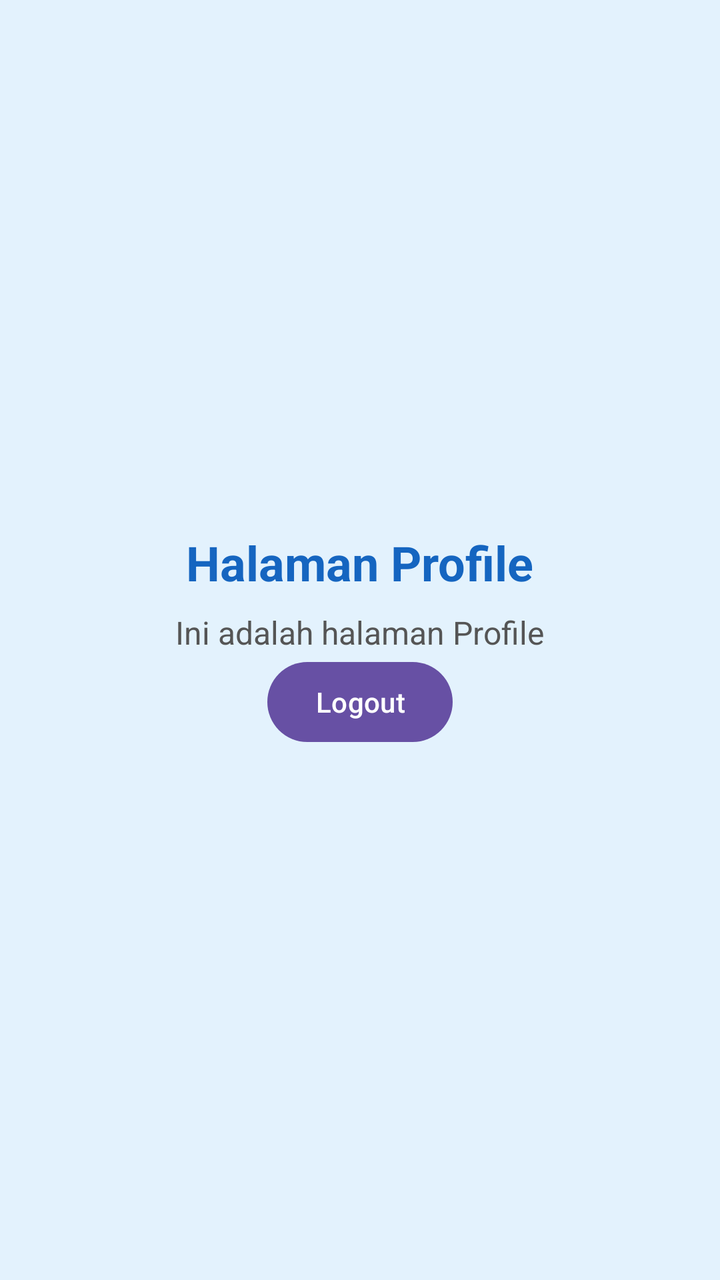
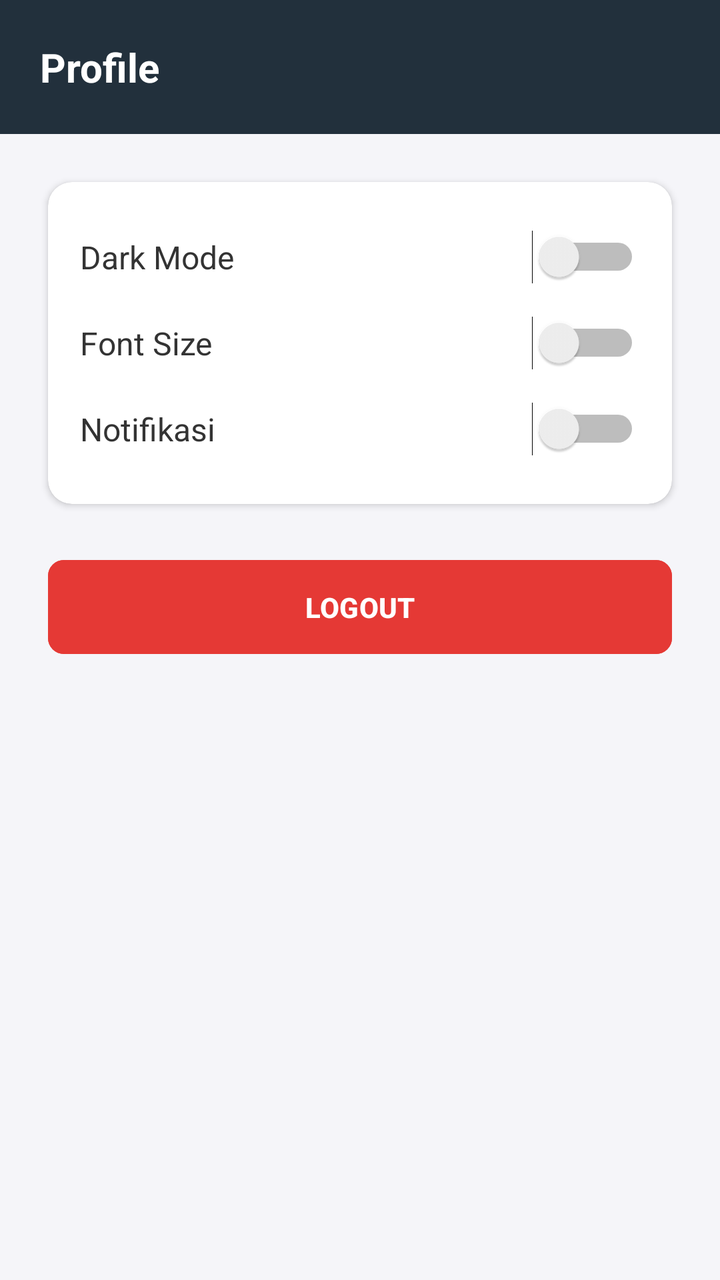

Compare the two renders of this Android layout. The source of the first and the diff that turns it into the second are given below.
<!-- AndroidManifest.xml: application theme Theme.CRUDMahasiswa -->
<!-- res/layout/fragment_profile.xml -->
<LinearLayout xmlns:android="http://schemas.android.com/apk/res/android"
    android:layout_width="match_parent"
    android:layout_height="match_parent"
    android:orientation="vertical"
    android:gravity="center"
    android:background="#E3F2FD">

    <TextView
        android:layout_width="wrap_content"
        android:layout_height="wrap_content"
        android:text="Halaman Profile"
        android:textSize="24sp"
        android:textStyle="bold"
        android:textColor="#1565C0" />

    <TextView
        android:layout_width="wrap_content"
        android:layout_height="wrap_content"
        android:text="Ini adalah halaman Profile"
        android:textSize="16sp"
        android:textColor="#555555"
        android:layout_marginTop="8dp" />

    <Button
        android:id="@+id/btnLogout"
        android:layout_width="wrap_content"
        android:layout_height="wrap_content"
        android:text="Logout" />

</LinearLayout>
<!-- resources referenced by this layout -->
<resources>
  <style name="Theme.CRUDMahasiswa" parent="Base.Theme.CRUDMahasiswa" />
  <style name="Base.Theme.CRUDMahasiswa" parent="Theme.Material3.DayNight.NoActionBar">
          
          
      </style>
</resources>

<!-- the commit's change to res/layout/fragment_profile.xml (unified diff, before → after) -->
@@ -1,30 +1,109 @@
+<?xml version="1.0" encoding="utf-8"?>
 <LinearLayout xmlns:android="http://schemas.android.com/apk/res/android"
+    xmlns:app="http://schemas.android.com/apk/res-auto"
     android:layout_width="match_parent"
     android:layout_height="match_parent"
-    android:orientation="vertical"
-    android:gravity="center"
-    android:background="#E3F2FD">
+    android:background="#F5F5F9"
+    android:orientation="vertical">
 
     <TextView
-        android:layout_width="wrap_content"
+        android:layout_width="match_parent"
         android:layout_height="wrap_content"
-        android:text="Halaman Profile"
-        android:textSize="24sp"
-        android:textStyle="bold"
-        android:textColor="#1565C0" />
+        android:background="@color/dimTheme"
+        android:padding="20dp"
+        android:text="Profile"
+        android:textColor="@android:color/white"
+        android:textSize="20sp"
+        android:textStyle="bold" />
 
-    <TextView
-        android:layout_width="wrap_content"
+    <androidx.cardview.widget.CardView
+        android:layout_width="match_parent"
         android:layout_height="wrap_content"
-        android:text="Ini adalah halaman Profile"
-        android:textSize="16sp"
-        android:textColor="#555555"
-        android:layout_marginTop="8dp" />
+        android:layout_margin="24dp"
+        app:cardCornerRadius="12dp"
+        app:cardElevation="2dp">
+
+        <LinearLayout
+            android:layout_width="match_parent"
+            android:layout_height="wrap_content"
+            android:orientation="vertical"
+            android:padding="16dp">
+
+            <LinearLayout
+                android:layout_width="match_parent"
+                android:layout_height="wrap_content"
+                android:gravity="center_vertical"
+                android:orientation="horizontal"
+                android:paddingVertical="8dp">
+
+                <TextView
+                    android:layout_width="0dp"
+                    android:layout_height="wrap_content"
+                    android:layout_weight="1"
+                    android:text="Dark Mode"
+                    android:textColor="#333"
+                    android:textSize="16sp" />
+                
+                <Switch
+                    android:id="@+id/switchDarkMode"
+                    android:layout_width="wrap_content"
+                    android:layout_height="wrap_content" />
+            </LinearLayout>
+
+            <LinearLayout
+                android:layout_width="match_parent"
+                android:layout_height="wrap_content"
+                android:gravity="center_vertical"
+                android:orientation="horizontal"
+                android:paddingVertical="8dp">
+
+                <TextView
+                    android:layout_width="0dp"
+                    android:layout_height="wrap_content"
+                    android:layout_weight="1"
+                    android:text="Font Size"
+                    android:textColor="#333"
+                    android:textSize="16sp" />
+                
+                <Switch
+                    android:id="@+id/switchFontSize"
+                    android:layout_width="wrap_content"
+                    android:layout_height="wrap_content" />
+            </LinearLayout>
+
+            <LinearLayout
+                android:layout_width="match_parent"
+                android:layout_height="wrap_content"
+                android:gravity="center_vertical"
+                android:orientation="horizontal"
+                android:paddingVertical="8dp">
+
+                <TextView
+                    android:layout_width="0dp"
+                    android:layout_height="wrap_content"
+                    android:layout_weight="1"
+                    android:text="Notifikasi"
+                    android:textColor="#333"
+                    android:textSize="16sp" />
+                
+                <Switch
+                    android:id="@+id/switchNotification"
+                    android:layout_width="wrap_content"
+                    android:layout_height="wrap_content" />
+            </LinearLayout>
+
+        </LinearLayout>
+    </androidx.cardview.widget.CardView>
 
     <Button
         android:id="@+id/btnLogout"
-        android:layout_width="wrap_content"
-        android:layout_height="wrap_content"
-        android:text="Logout" />
+        android:layout_width="match_parent"
+        android:layout_height="55dp"
+        android:layout_marginHorizontal="24dp"
+        android:backgroundTint="#E53935"
+        android:text="LOGOUT"
+        android:textColor="@android:color/white"
+        android:textStyle="bold"
+        app:cornerRadius="8dp" />
 
 </LinearLayout>
<!-- resource entries referenced after the edit -->
@@ -1,5 +1,6 @@
 <!-- resources referenced by this layout -->
 <resources>
+  <color name="dimTheme">#22303c</color>
   <style name="Theme.CRUDMahasiswa" parent="Base.Theme.CRUDMahasiswa" />
   <style name="Base.Theme.CRUDMahasiswa" parent="Theme.Material3.DayNight.NoActionBar">
           
